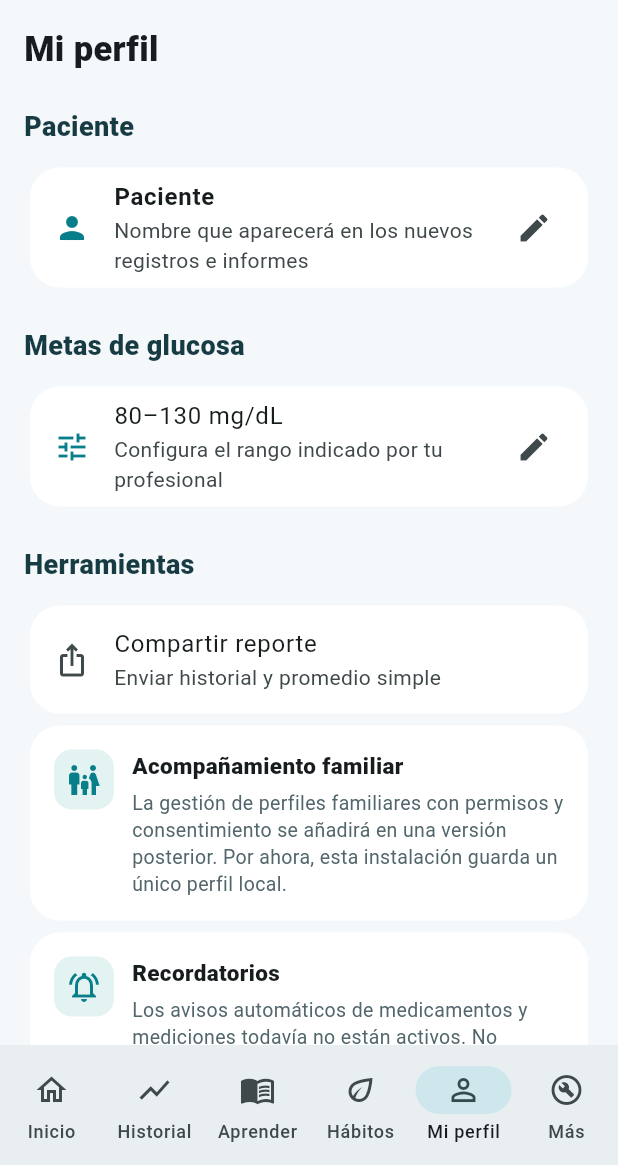
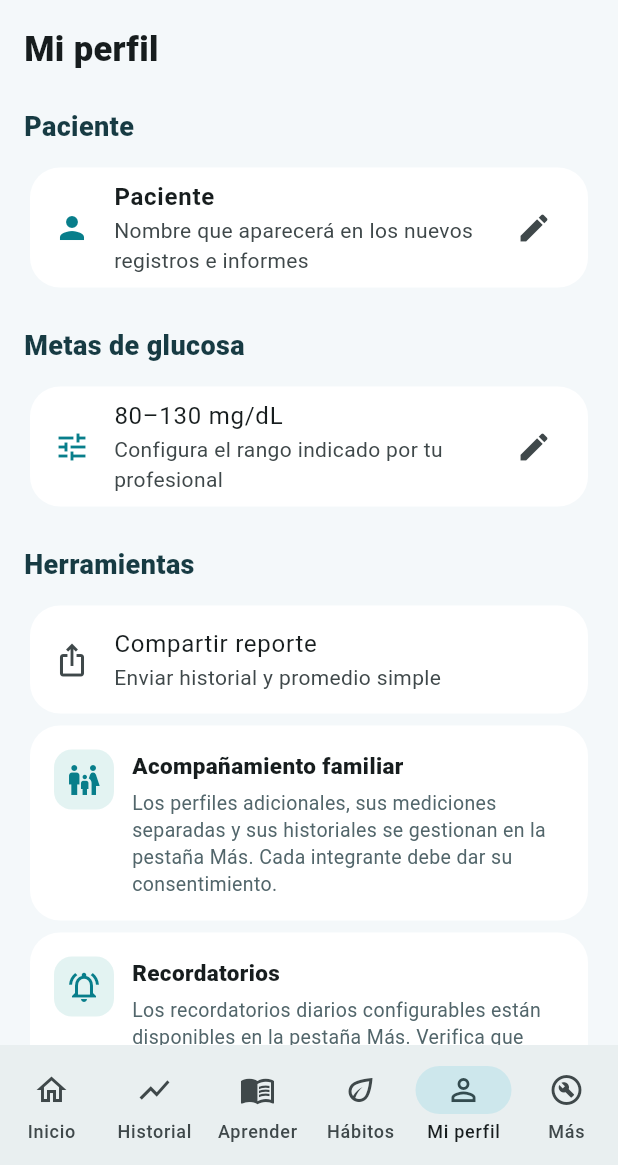
Before and after one commit to eleazarnun955-wq/tu-doctor-familiar, a Flutter app: the screen it shows after launch, item 5 of the bottom bar chosen, on a phone screen of 412 x 824 dp, the part 71-1236 px from its top. Run offline on Flutter 3.47's test engine with Material 3 defaults, Android fonts, the phone set to English and light mode, and no system bars; our stand-ins replace flutter_local_notifications, flutter_secure_storage, printing, share_plus, shared_preferences, speech_to_text and 1 more; missing offline and left inert: cryptography.

Commit message:
Update patient profile and feature guidance for V5

```diff
--- a/lib/main.dart
+++ b/lib/main.dart
@@ -306,10 +306,10 @@ class _HomePageState extends State<HomePage> {
     Card(child:ListTile(leading:const Icon(Icons.tune,color:Color(0xFF087E8B)),title:Text('${lowTarget.toStringAsFixed(0)}–${highTarget.toStringAsFixed(0)} mg/dL'),subtitle:const Text('Configura el rango indicado por tu profesional'),trailing:const Icon(Icons.edit),onTap:_editTargets)),
     _section('Herramientas'),
     Card(child:ListTile(leading:const Icon(Icons.ios_share),title:const Text('Compartir reporte'),subtitle:const Text('Enviar historial y promedio simple'),onTap:_shareReport)),
-    const _InfoCard(icon:Icons.family_restroom,title:'Acompañamiento familiar',body:'La gestión de perfiles familiares con permisos y consentimiento se añadirá en una versión posterior. Por ahora, esta instalación guarda un único perfil local.'),
-    const _InfoCard(icon:Icons.notifications_active_outlined,title:'Recordatorios',body:'Los avisos automáticos de medicamentos y mediciones todavía no están activos. No dependas de esta versión para recordar tratamientos.'),
+    const _InfoCard(icon:Icons.family_restroom,title:'Acompañamiento familiar',body:'Los perfiles adicionales, sus mediciones separadas y sus historiales se gestionan en la pestaña Más. Cada integrante debe dar su consentimiento.'),
+    const _InfoCard(icon:Icons.notifications_active_outlined,title:'Recordatorios',body:'Los recordatorios diarios configurables están disponibles en la pestaña Más. Verifica que Android permita las notificaciones; no sustituyen instrucciones ni alarmas médicas.'),
     const _InfoCard(icon:Icons.shield_outlined,title:'Seguridad y límites',body:'No es un servicio de urgencias, no diagnostica y no prescribe. No introduzcas datos identificables. Para síntomas graves o una emergencia, contacta los servicios de emergencia locales.'),
-    const SizedBox(height:12),Center(child:Text('TU DOCTOR FAMILIAR · versión 3.0.0',style:TextStyle(color:Colors.black45,fontSize:12))),
+    const SizedBox(height:12),Center(child:Text('TU DOCTOR FAMILIAR · versión 5.0.0',style:TextStyle(color:Colors.black45,fontSize:12))),
   ]));
 }
 
```
